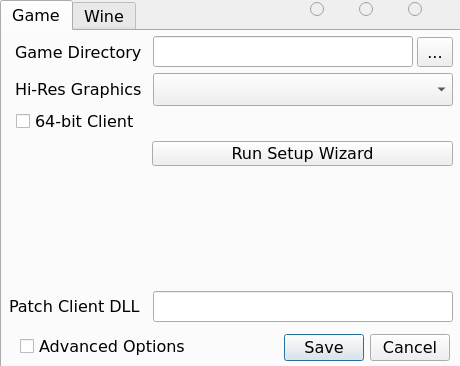
Old version of the form OneLauncher/ui/winSettings.ui in the repository JuneStepp/OneLauncher.
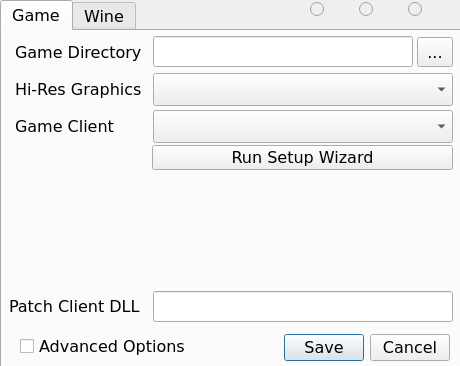
New version of the form.

Commit message: Allow selecting Win32 Legacy client

Patch:
```diff
--- a/OneLauncher/ui/winSettings.ui
+++ b/OneLauncher/ui/winSettings.ui
@@ -60,18 +60,15 @@
     <attribute name="title">
      <string>Game</string>
     </attribute>
-    <widget class="QCheckBox" name="chkx64Client">
+    <widget class="QComboBox" name="cboClient">
      <property name="geometry">
       <rect>
-       <x>14</x>
+       <x>151</x>
        <y>79</y>
-       <width>181</width>
-       <height>23</height>
+       <width>300</width>
+       <height>33</height>
       </rect>
      </property>
-     <property name="text">
-      <string>64-bit Client</string>
-     </property>
     </widget>
     <widget class="QLabel" name="lblPatchClient">
      <property name="geometry">
@@ -132,6 +129,19 @@
       <string>Hi-Res Graphics</string>
      </property>
     </widget>
+    <widget class="QLabel" name="lblClient">
+     <property name="geometry">
+      <rect>
+       <x>13</x>
+       <y>84</y>
+       <width>131</width>
+       <height>23</height>
+      </rect>
+     </property>
+     <property name="text">
+      <string>Game Client</string>
+     </property>
+    </widget>
     <widget class="QLabel" name="lblGameDir">
      <property name="geometry">
       <rect>
@@ -162,7 +172,7 @@
      <property name="geometry">
       <rect>
        <x>150</x>
-       <y>110</y>
+       <y>114</y>
        <width>301</width>
        <height>25</height>
       </rect>
```
The commit also changes 5 other files.
